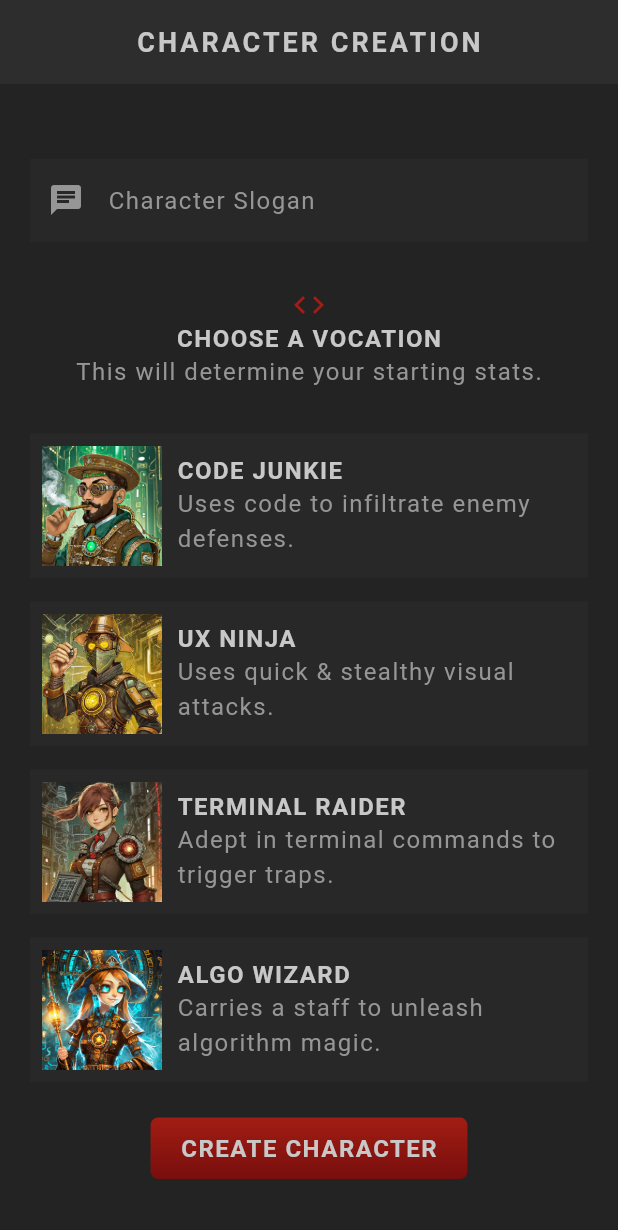
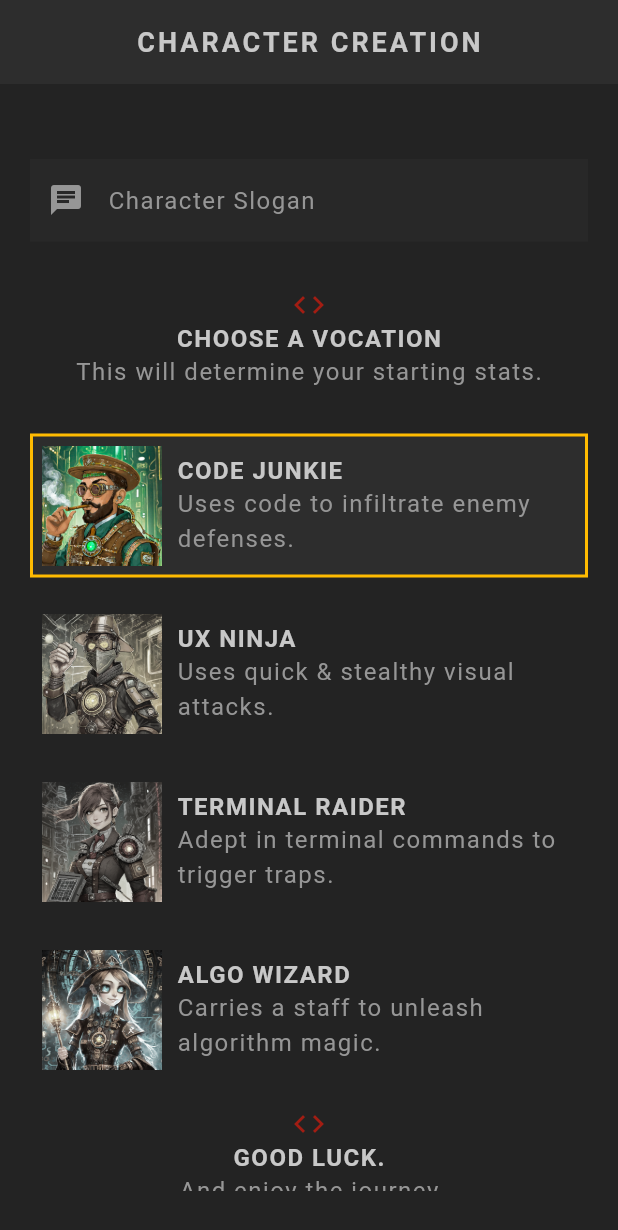
Before and after one commit to Patolord/flutter_rpg, a Flutter app: the screen it shows after launch, scrolled down 153 dp, on a phone screen of 412 x 824 dp. Shown: the top 1230 px of the screen. Run offline on Flutter 3.47's test engine with Material 3 defaults, Android fonts, the phone set to English and light mode, and no system bars; our stand-ins replace google_fonts; Roboto replaces fonts that are missing (Kanit).

Commit message:
Add character creation functionality

```diff
--- a/lib/screens/create/create.dart
+++ b/lib/screens/create/create.dart
@@ -1,10 +1,14 @@
 import 'package:flutter/material.dart';
+import 'package:flutter_rpg/models/character.dart';
 import 'package:flutter_rpg/models/vocation.dart';
 import 'package:flutter_rpg/screens/create/vocation_card.dart';
 import 'package:flutter_rpg/shared/styled_button.dart';
 import 'package:flutter_rpg/shared/styled_text.dart';
 import 'package:flutter_rpg/theme.dart';
 import 'package:google_fonts/google_fonts.dart';
+import 'package:uuid/uuid.dart';
+
+var uuid = const Uuid();
 
 class Create extends StatefulWidget {
   const Create({super.key});
@@ -24,18 +28,30 @@ class _CreateState extends State<Create> {
     super.dispose();
   }
 
+  //handling vocation selection
+  Vocation selectedVocation = Vocation.junkie;
+  void updateVocation(Vocation vocation) {
+    setState(() {
+      selectedVocation = vocation;
+    });
+  }
+
   //submit handler
   void handleSubmit() {
     if (_nameController.text.trim().isEmpty) {
-      print('name must not be empty');
+      //TODO show error message
       return;
     }
     if (_sloganController.text.trim().isEmpty) {
-      print('slogan must not be empty');
+      //TODO show error message
       return;
     }
-    print('name: ${_nameController.text}');
-    print('slogan: ${_sloganController.text}');
+
+    characters.add(Character(
+        id: uuid.v4(),
+        name: _nameController.text.trim(),
+        slogan: _sloganController.text.trim(),
+        vocation: selectedVocation));
   }
 
   @override
@@ -95,10 +111,34 @@ class _CreateState extends State<Create> {
                 const SizedBox(height: 30),
 
                 //vocation cards
-                const VocationCard(vocation: Vocation.junkie),
-                const VocationCard(vocation: Vocation.ninja),
-                const VocationCard(vocation: Vocation.raider),
-                const VocationCard(vocation: Vocation.wizard),
+                VocationCard(
+                    vocation: Vocation.junkie,
+                    onTap: updateVocation,
+                    selected: selectedVocation == Vocation.junkie),
+                VocationCard(
+                    vocation: Vocation.ninja,
+                    onTap: updateVocation,
+                    selected: selectedVocation == Vocation.ninja),
+                VocationCard(
+                    vocation: Vocation.raider,
+                    onTap: updateVocation,
+                    selected: selectedVocation == Vocation.raider),
+                VocationCard(
+                    vocation: Vocation.wizard,
+                    onTap: updateVocation,
+                    selected: selectedVocation == Vocation.wizard),
+
+                //good luck message
+                Center(
+                  child: Icon(Icons.code, color: AppColors.primaryColor),
+                ),
+                const Center(
+                  child: StyledHeading('Good Luck.'),
+                ),
+                const Center(
+                  child: StyledText('And enjoy the journey'),
+                ),
+                const SizedBox(height: 30),
 
                 Center(
                     child: StyledButton(
--- a/lib/screens/create/vocation_card.dart
+++ b/lib/screens/create/vocation_card.dart
@@ -1,18 +1,35 @@
 import 'package:flutter/material.dart';
 import 'package:flutter_rpg/models/vocation.dart';
 import 'package:flutter_rpg/shared/styled_text.dart';
+import 'package:flutter_rpg/theme.dart';
 
 class VocationCard extends StatelessWidget {
   const VocationCard({
     super.key,
     required this.vocation,
+    required this.onTap,
+    required this.selected,
   });
 
   final Vocation vocation;
+  final void Function(Vocation) onTap;
+  final bool selected;
 
   @override
   Widget build(BuildContext context) {
-    return Card(
+    return GestureDetector(
+      onTap: () {
+        onTap(vocation);
+      },
+      child: Card(
+        shape: RoundedRectangleBorder(
+          side: BorderSide(
+              color: selected
+                  ? const Color.fromARGB(255, 255, 187, 1)
+                  : Colors.transparent,
+              width: 2),
+        ),
+        color: selected ? AppColors.secondaryColor : Colors.transparent,
         child: Padding(
           padding: const EdgeInsets.all(8.0),
           child: Row(children: [
@@ -21,6 +38,9 @@ class VocationCard extends StatelessWidget {
               'assets/img/vocations/${vocation.image}',
               width: 80,
               colorBlendMode: BlendMode.color,
+              color: !selected
+                  ? Colors.black.withOpacity(0.8)
+                  : Colors.transparent,
             ),
             const SizedBox(width: 10),
 
@@ -35,6 +55,7 @@ class VocationCard extends StatelessWidget {
             ),
           ]),
         ),
+      ),
     );
   }
 }
--- a/pubspec.yaml
+++ b/pubspec.yaml
@@ -35,6 +35,7 @@ dependencies:
   # Use with the CupertinoIcons class for iOS style icons.
   cupertino_icons: ^1.0.6
   google_fonts: ^6.2.1
+  uuid: ^4.3.3
 
 dev_dependencies:
   flutter_test:
```
Also changed, not shown: pubspec.lock. Lines whose indentation alone changed are shown as unchanged.
